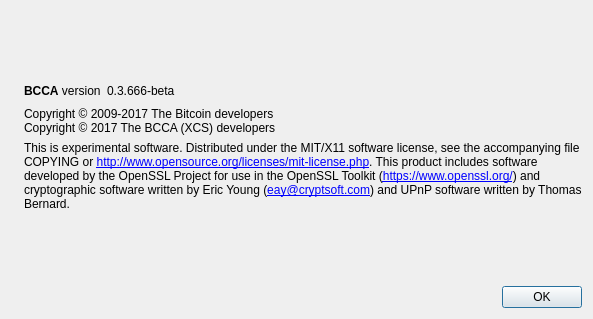
Above: src/qt/forms/aboutdialog.ui from orestdrag/mynovacoin before the change. Below: the same form after it.
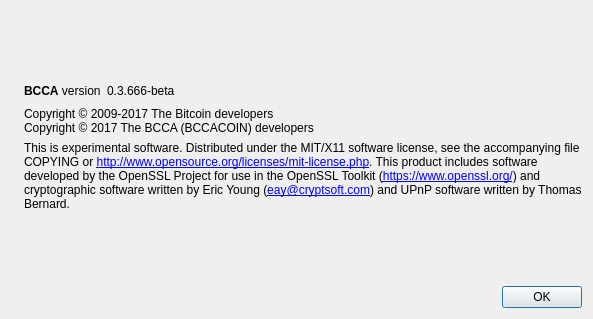
That is the form after the change. Icons and pictures are not drawn.

Commit message: Changed XCS to BCCACoin, xcs to bcca

The edit to the form file:
```diff
--- a/src/qt/forms/aboutdialog.ui
+++ b/src/qt/forms/aboutdialog.ui
@@ -92,7 +92,7 @@
        </property>
        <property name="text">
         <string>Copyright © 2009-2017 The Bitcoin developers
-Copyright © 2017 The BCCA (XCS) developers         </string>
+Copyright © 2017 The BCCA (BCCACOIN) developers         </string>
        </property>
        <property name="textInteractionFlags">
         <set>Qt::LinksAccessibleByMouse|Qt::TextSelectableByKeyboard|Qt::TextSelectableByMouse</set>
```
The commit also changes 89 other files.
